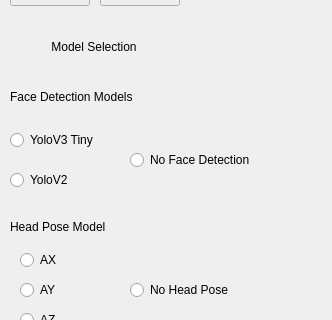
Old version of the form DesktopApp/systemcontrol.ui in the repository anassalah24/Graduation-Project-DMS; both pictures show x 0 to 332 and y 103 to 423 of the 332 by 711 pixel window.
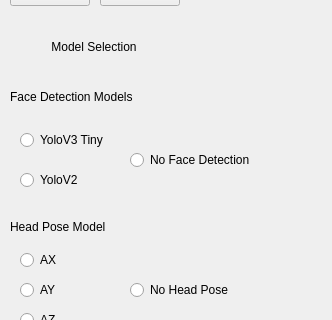
New version of the form.

The edit to the form file:
```diff
--- a/DesktopApp/systemcontrol.ui
+++ b/DesktopApp/systemcontrol.ui
@@ -29,7 +29,7 @@
   <widget class="QRadioButton" name="radioButton">
    <property name="geometry">
     <rect>
-     <x>10</x>
+     <x>20</x>
      <y>230</y>
      <width>112</width>
      <height>26</height>
@@ -42,7 +42,7 @@
   <widget class="QRadioButton" name="radioButton_2">
    <property name="geometry">
     <rect>
-     <x>10</x>
+     <x>20</x>
      <y>270</y>
      <width>112</width>
      <height>26</height>
```
Left out of the diff: 22 changed lines with no effect on the pictures.
